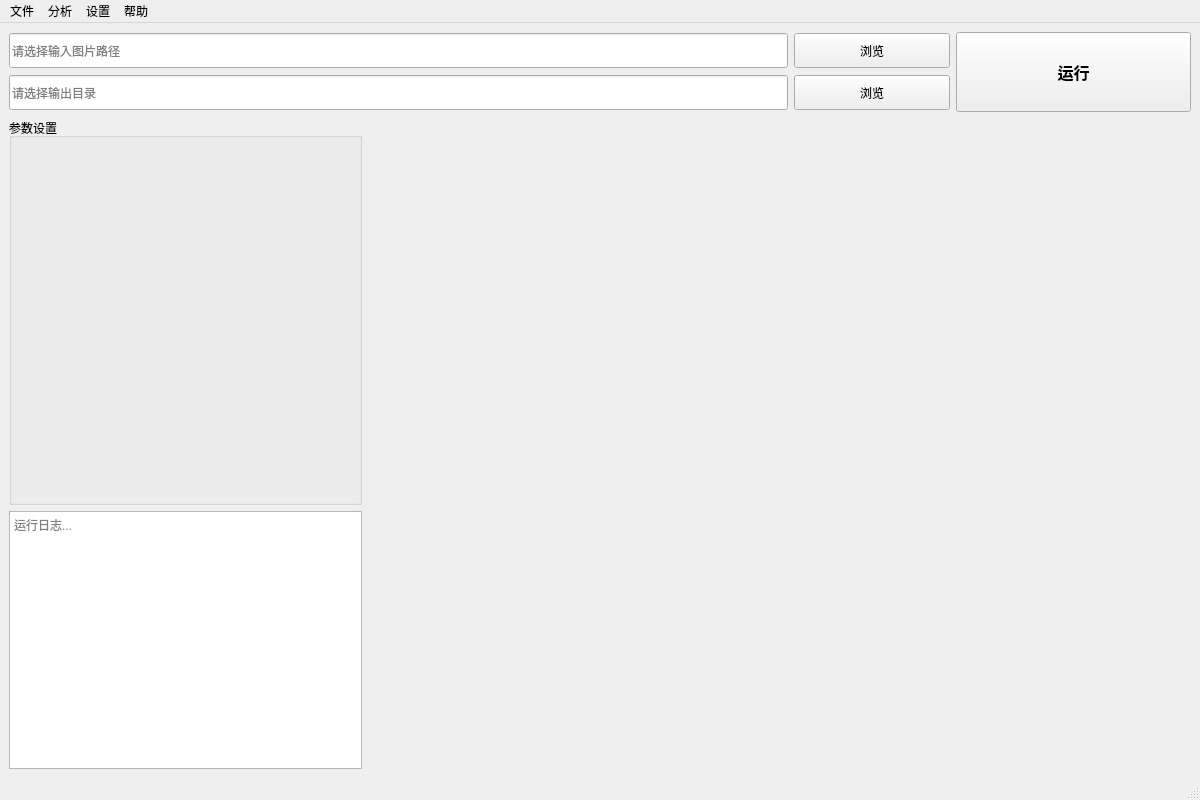
Above: mainwindow.ui from Ruoave/Dark-optical-sectioning-with-Qt- before the change. Below: the same form after it.
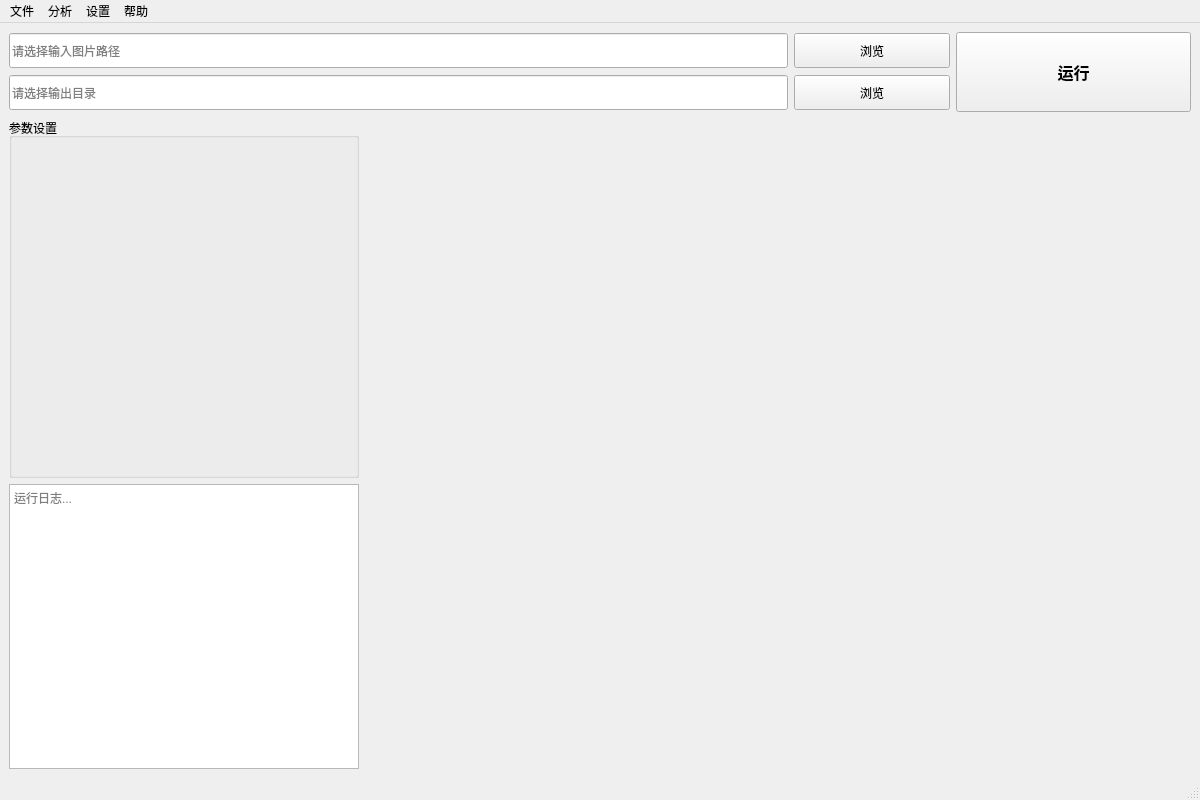
That is the form after the change.

Commit message: 4.2.0 mainwindow布局确立

```diff
--- a/mainwindow.ui
+++ b/mainwindow.ui
@@ -110,15 +110,27 @@
      </layout>
     </item>
     <item>
-     <layout class="QHBoxLayout" name="horizontalLayout_content" stretch="3,7">
+     <layout class="QHBoxLayout" name="horizontalLayout_content" stretch="0,1">
       <item>
-       <layout class="QVBoxLayout" name="verticalLayout_left" stretch="6,4">
+       <layout class="QVBoxLayout" name="verticalLayout_left" stretch="1,1">
         <item>
          <widget class="QGroupBox" name="groupBox_params">
+          <property name="sizePolicy">
+           <sizepolicy hsizetype="Fixed" vsizetype="Fixed">
+            <horstretch>0</horstretch>
+            <verstretch>0</verstretch>
+           </sizepolicy>
+          </property>
           <property name="minimumSize">
            <size>
             <width>350</width>
-            <height>250</height>
+            <height>360</height>
+           </size>
+          </property>
+          <property name="maximumSize">
+           <size>
+            <width>350</width>
+            <height>360</height>
            </size>
           </property>
           <property name="title">
```
The commit also changes 1 other file.
